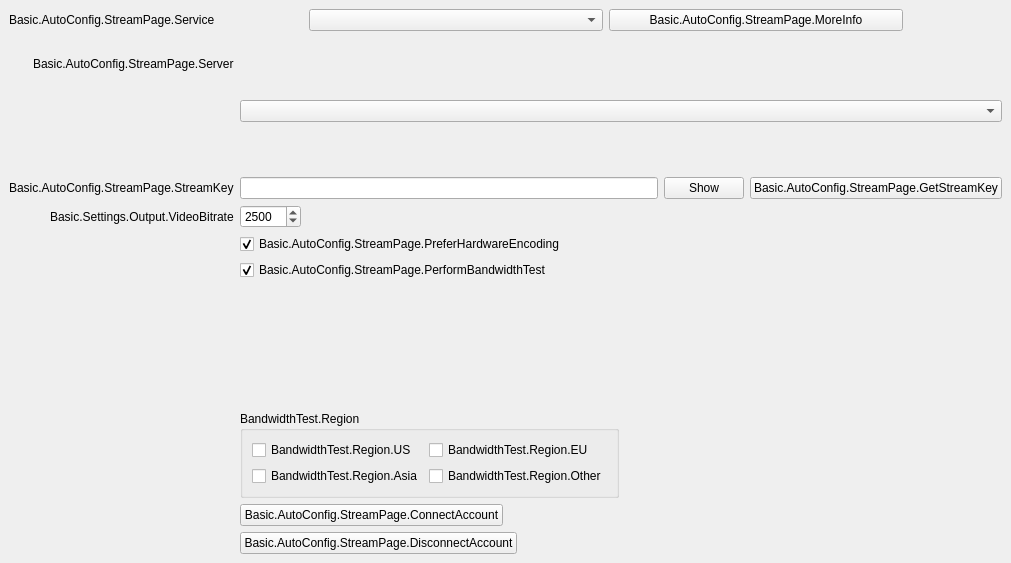
First picture: the form in UI/forms/AutoConfigStreamPage.ui, repository ushadow/obs-studio, before the edit.
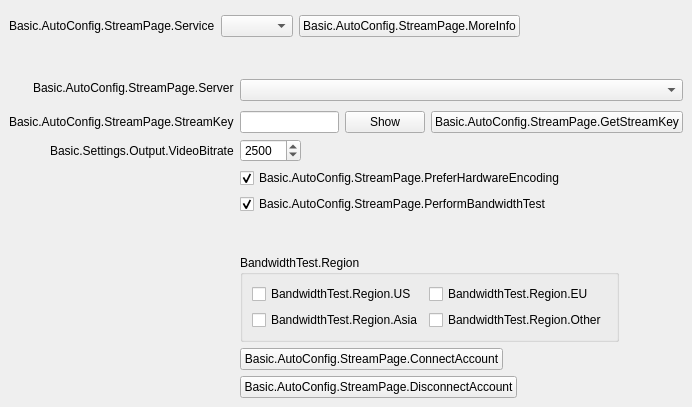
Second picture: the form after the edit. Custom widgets are drawn as their Qt base class.

Diff of the .ui file:
```diff
--- a/UI/forms/AutoConfigStreamPage.ui
+++ b/UI/forms/AutoConfigStreamPage.ui
@@ -6,8 +6,8 @@
    <rect>
     <x>0</x>
     <y>0</y>
-    <width>1011</width>
-    <height>563</height>
+    <width>692</width>
+    <height>407</height>
    </rect>
   </property>
   <property name="windowTitle">
@@ -37,31 +37,17 @@
        <verstretch>0</verstretch>
       </sizepolicy>
      </property>
-     <layout class="QHBoxLayout" name="horizontalLayout_10">
+     <layout class="QFormLayout" name="topLayout">
+      <property name="fieldGrowthPolicy">
+       <enum>QFormLayout::ExpandingFieldsGrow</enum>
+      </property>
+      <property name="labelAlignment">
+       <set>Qt::AlignRight|Qt::AlignTrailing|Qt::AlignVCenter</set>
+      </property>
       <property name="bottomMargin">
        <number>12</number>
       </property>
-      <item>
-       <widget class="QLabel" name="serviceLabel">
-        <property name="text">
-         <string>Basic.AutoConfig.StreamPage.Service</string>
-        </property>
-        <property name="buddy">
-         <cstring>service</cstring>
-        </property>
-       </widget>
-      </item>
-      <item>
-       <widget class="QComboBox" name="service"/>
-      </item>
-      <item>
-       <widget class="UrlPushButton" name="moreInfoButton">
-        <property name="text">
-         <string>Basic.AutoConfig.StreamPage.MoreInfo</string>
-        </property>
-       </widget>
-      </item>
-      <item>
+      <item row="0" column="0">
        <spacer name="horizontalSpacer_6">
         <property name="orientation">
          <enum>Qt::Horizontal</enum>
@@ -77,7 +63,45 @@
         </property>
        </spacer>
       </item>
-      <item>
+      <item row="1" column="0">
+       <widget class="QLabel" name="serviceLabel">
+        <property name="text">
+         <string>Basic.AutoConfig.StreamPage.Service</string>
+        </property>
+        <property name="buddy">
+         <cstring>service</cstring>
+        </property>
+       </widget>
+      </item>
+      <item row="1" column="1">
+       <widget class="QWidget" name="moreInfoWidget" native="true">
+        <layout class="QHBoxLayout" name="horizontalLayout_6">
+         <property name="leftMargin">
+          <number>0</number>
+         </property>
+         <property name="topMargin">
+          <number>0</number>
+         </property>
+         <property name="rightMargin">
+          <number>0</number>
+         </property>
+         <property name="bottomMargin">
+          <number>0</number>
+         </property>
+         <item>
+          <widget class="QComboBox" name="service"/>
+         </item>
+         <item>
+          <widget class="UrlPushButton" name="moreInfoButton">
+           <property name="text">
+            <string>Basic.AutoConfig.StreamPage.MoreInfo</string>
+           </property>
+          </widget>
+         </item>
+        </layout>
+       </widget>
+      </item>
+      <item row="2" column="1">
        <spacer name="verticalSpacer">
         <property name="orientation">
          <enum>Qt::Vertical</enum>
```
Left out of the diff: 26 changed lines with no effect on the pictures.
